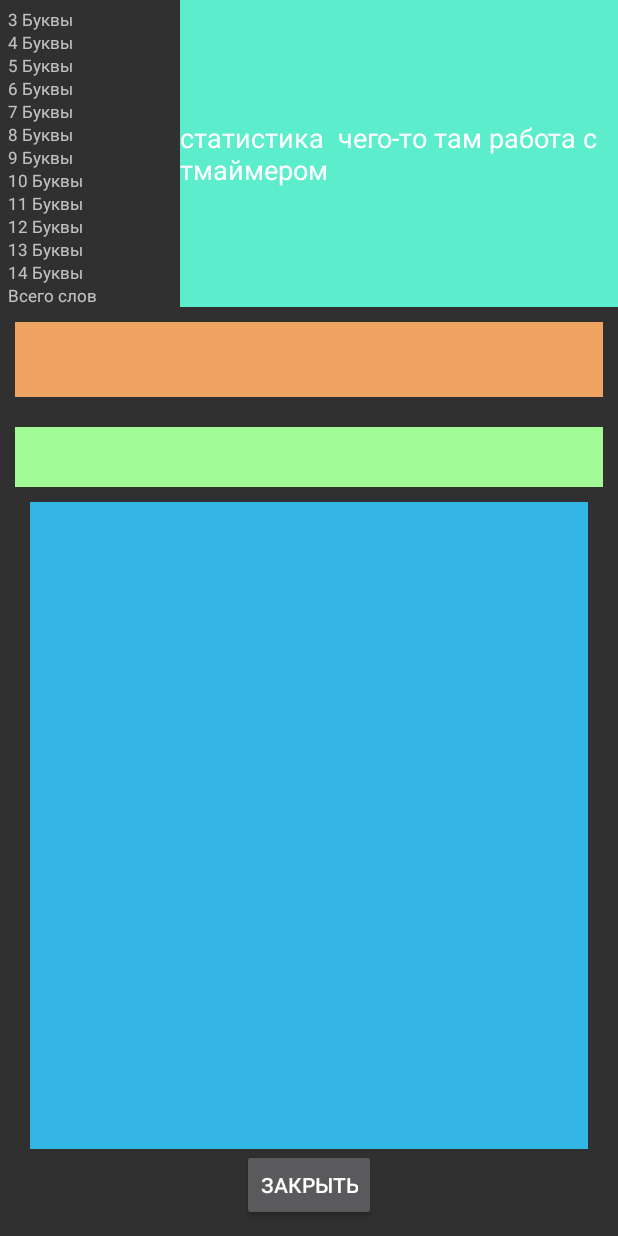
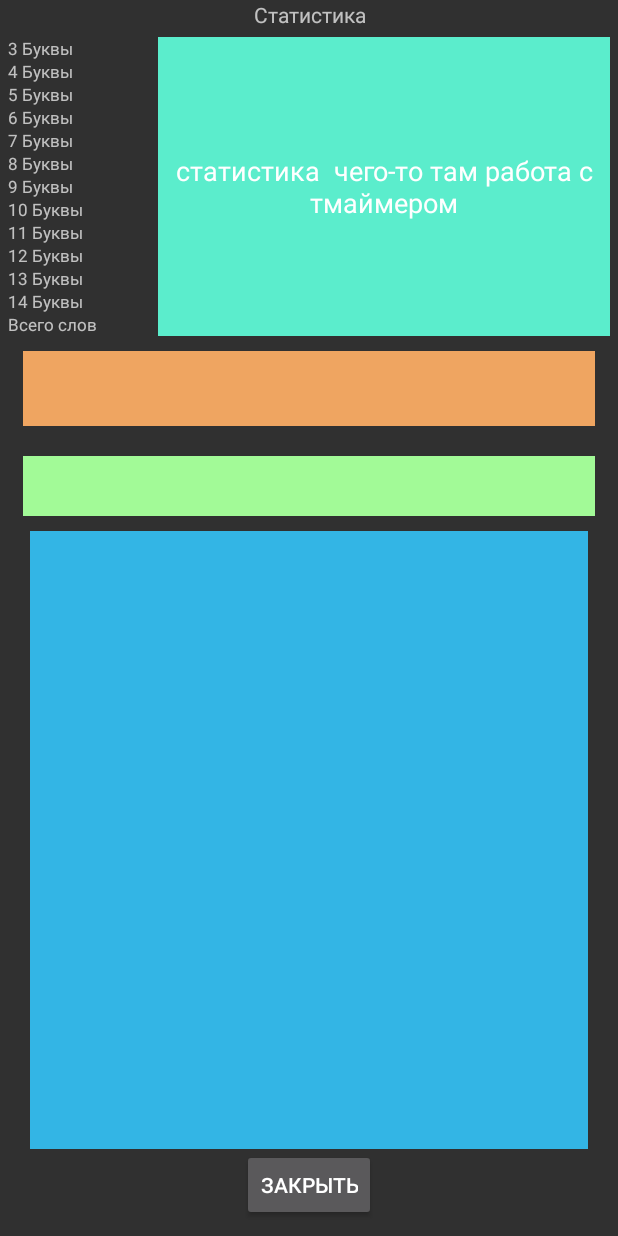
Before and after one commit to Freijer/CatchLover, an Android app: the layout stats_fragment.xml on its own in the app's theme, with its tools: preview values and no code run, on a phone screen of 412 x 824 dp. Run offline under Robolectric (Android 15) with nearby library versions, the phone set to English and light mode, and no system bars; Roboto replaces fonts that are not available here.

Commit message:
20.03.21

```diff
--- a/app/src/main/res/layout/game_start.xml
+++ b/app/src/main/res/layout/game_start.xml
@@ -558,8 +558,7 @@
         android:layout_height="wrap_content"
         android:layout_alignParentBottom="true"
         android:layout_centerHorizontal="true"
-        android:layout_marginBottom="3dp"
-        >
+        android:layout_marginBottom="3dp">
 
     <Button
         android:id="@+id/button2"
@@ -573,13 +572,14 @@
 
         <Button
             android:id="@+id/ChekOut"
-            android:layout_width="180dp"
-            android:layout_height="50dp"
+            android:layout_width="wrap_content"
+            android:layout_height="wrap_content"
             android:layout_marginStart="0dp"
             android:layout_marginEnd="15dp"
             android:layout_centerInParent="true"
             android:onClick="Chek_1"
-            android:background="@drawable/tamplatetwo" />
+            android:textColor="@color/black"
+            android:background="@drawable/innwords" />
     <Button
         android:id="@+id/progress"
         android:layout_width="40dp"
--- a/app/src/main/res/layout/stats_fragment.xml
+++ b/app/src/main/res/layout/stats_fragment.xml
@@ -5,15 +5,25 @@
     android:layout_height="match_parent">
 
 
+    <TextView
+       android:id="@+id/head"
+        android:layout_width="wrap_content"
+        android:layout_height="wrap_content"
+        android:gravity="center"
+        android:layout_centerHorizontal="true"
+        android:layout_marginBottom="5dp"
+        android:text="@string/Statistics"
+        android:layout_alignParentTop="true"/>
+
     <RelativeLayout
         android:id="@+id/allLists"
-        android:layout_width="wrap_content"
+        android:layout_width="100dp"
         android:layout_height="wrap_content"
         android:layout_marginStart="5dp"
-        android:layout_marginTop="5dp"
         android:orientation="vertical"
         android:layout_alignParentStart="true"
-        android:textColor="@color/black">
+        android:textColor="@color/black"
+        android:layout_below="@+id/head">
 
 
             <TextView
@@ -26,14 +36,12 @@
                 android:layout_alignParentTop="true"/>
             <TextView
                 android:id="@+id/text_3_inner"
-                android:layout_width="50dp"
+                android:layout_width="match_parent"
                 android:layout_height="wrap_content"
                 android:layout_toRightOf="@id/text_3"
                 android:gravity="center"
                 android:text=""
                 android:textSize="11sp" />
-
-
                     <TextView
                         android:id="@+id/text_4"
                         android:layout_width="wrap_content"
@@ -44,7 +52,7 @@
                         android:layout_below="@id/text_3"/>
                     <TextView
                         android:id="@+id/text_4_inner"
-                        android:layout_width="50dp"
+                        android:layout_width="match_parent"
                         android:layout_height="wrap_content"
                         android:gravity="center"
                         android:text=""
@@ -61,7 +69,7 @@
                             android:layout_below="@id/text_4"/>
                         <TextView
                             android:id="@+id/text_5_inner"
-                            android:layout_width="50dp"
+                            android:layout_width="match_parent"
                             android:layout_height="wrap_content"
                             android:gravity="center"
                             android:text=""
@@ -78,7 +86,7 @@
                                 android:layout_below="@id/text_5"/>
                             <TextView
                                 android:id="@+id/text_6_inner"
-                                android:layout_width="50dp"
+                                android:layout_width="match_parent"
                                 android:layout_height="wrap_content"
                                 android:gravity="center"
                                 android:text=""
@@ -95,7 +103,7 @@
                                     android:layout_below="@id/text_6"/>
                                 <TextView
                                     android:id="@+id/text_7_inner"
-                                    android:layout_width="50dp"
+                                    android:layout_width="match_parent"
                                     android:layout_height="wrap_content"
                                     android:gravity="center"
                                     android:text=""
@@ -112,7 +120,7 @@
                                         android:layout_below="@id/text_7"/>
                                     <TextView
                                         android:id="@+id/text_8_inner"
-                                        android:layout_width="50dp"
+                                        android:layout_width="match_parent"
                                         android:layout_height="wrap_content"
                                         android:gravity="center"
                                         android:text=""
@@ -129,7 +137,7 @@
                                             android:layout_below="@id/text_8"/>
                                         <TextView
                                             android:id="@+id/text_9_inner"
-                                            android:layout_width="50dp"
+                                            android:layout_width="match_parent"
                                             android:layout_height="wrap_content"
                                             android:gravity="center"
                                             android:text=""
@@ -146,7 +154,7 @@
                                                 android:layout_below="@id/text_9"/>
                                             <TextView
                                                 android:id="@+id/text_10_inner"
-                                                android:layout_width="50dp"
+                                                android:layout_width="match_parent"
                                                 android:layout_height="wrap_content"
                                                 android:gravity="center"
                                                 android:text=""
@@ -163,7 +171,7 @@
                                                     android:layout_below="@id/text_10"/>
                                                 <TextView
                                                     android:id="@+id/text_11_inner"
-                                                    android:layout_width="50dp"
+                                                    android:layout_width="match_parent"
                                                     android:layout_height="wrap_content"
                                                     android:gravity="center"
                                                     android:text=""
@@ -180,7 +188,7 @@
                                                         android:layout_below="@id/text_11"/>
                                                     <TextView
                                                         android:id="@+id/text_12_inner"
-                                                        android:layout_width="50dp"
+                                                        android:layout_width="match_parent"
                                                         android:layout_height="wrap_content"
                                                         android:gravity="center"
                                                         android:text=""
@@ -197,7 +205,7 @@
                                                             android:layout_below="@id/text_12"/>
                                                         <TextView
                                                             android:id="@+id/text_13_inner"
-                                                            android:layout_width="50dp"
+                                                            android:layout_width="match_parent"
                                                             android:layout_height="wrap_content"
                                                             android:gravity="center"
                                                             android:text=""
@@ -214,7 +222,7 @@
                                                                 android:layout_below="@id/text_13"/>
                                                             <TextView
                                                                 android:id="@+id/text_14_inner"
-                                                                android:layout_width="50dp"
+                                                                android:layout_width="match_parent"
                                                                 android:layout_height="wrap_content"
                                                                 android:gravity="center"
                                                                 android:text=""
@@ -229,10 +237,9 @@
                                                                         android:text="Всего слов  "
                                                                         android:textSize="11sp"
                                                                         android:layout_below="@id/text_14_inner"/>
-
                                                                     <TextView
                                                                         android:id="@+id/text_sum_inner"
-                                                                        android:layout_width="50dp"
+                                                                        android:layout_width="match_parent"
                                                                         android:layout_height="wrap_content"
                                                                         android:gravity="center"
                                                                         android:text=""
@@ -242,19 +249,22 @@
 
     </RelativeLayout>
 
-        <RelativeLayout
-         android:id="@+id/timerLayout"
-        android:layout_width="match_parent"
+    <RelativeLayout
+        android:id="@+id/timerLayout"
+        android:layout_width="150dp"
         android:layout_height="match_parent"
+        android:layout_marginEnd="5dp"
         android:layout_alignParentEnd="true"
         android:layout_above="@+id/time_layout"
-        android:layout_toRightOf="@+id/allLists">
+        android:layout_toEndOf="@+id/allLists"
+        android:layout_below="@+id/head">
 
         <EditText
             android:text="статистика  чего-то там работа с тмаймером"
             android:layout_width="match_parent"
             android:layout_height="match_parent"
-            android:background="@color/back_2"/>
+            android:background="@color/back_2"
+            android:gravity="center"/>
 
     </RelativeLayout>
 
@@ -262,6 +272,8 @@
         android:id="@+id/time_layout"
         android:layout_width="wrap_content"
         android:layout_height="wrap_content"
+        android:layout_marginStart="5dp"
+        android:layout_marginEnd="5dp"
         android:layout_below="@+id/allLists"
         android:layout_centerHorizontal="true">
 
@@ -287,7 +299,6 @@
 
     </RelativeLayout>
 
-
     <ListView
         android:id="@+id/taskDoneList"
         android:layout_width="match_parent"
--- a/app/src/main/res/layout/task_fragment.xml
+++ b/app/src/main/res/layout/task_fragment.xml
@@ -81,6 +81,7 @@
             app:layout_constraintStart_toStartOf="parent"
             app:layout_constraintTop_toTopOf="parent"
             app:layout_constraintVertical_bias="0.033"
+            android:textColor="@color/black"
             android:background="@color/colorSpeed"/>
 
         <ListView
--- a/app/src/main/res/values/strings.xml
+++ b/app/src/main/res/values/strings.xml
@@ -5,6 +5,8 @@
 
     <string name="Start_the_Game">Начать игру</string>
     <string name="Settings">Параметры игры</string>
+
+    <string name="Statistics">Статистика</string>
 
 
     <string name="Speed">Скорость</string>
```
